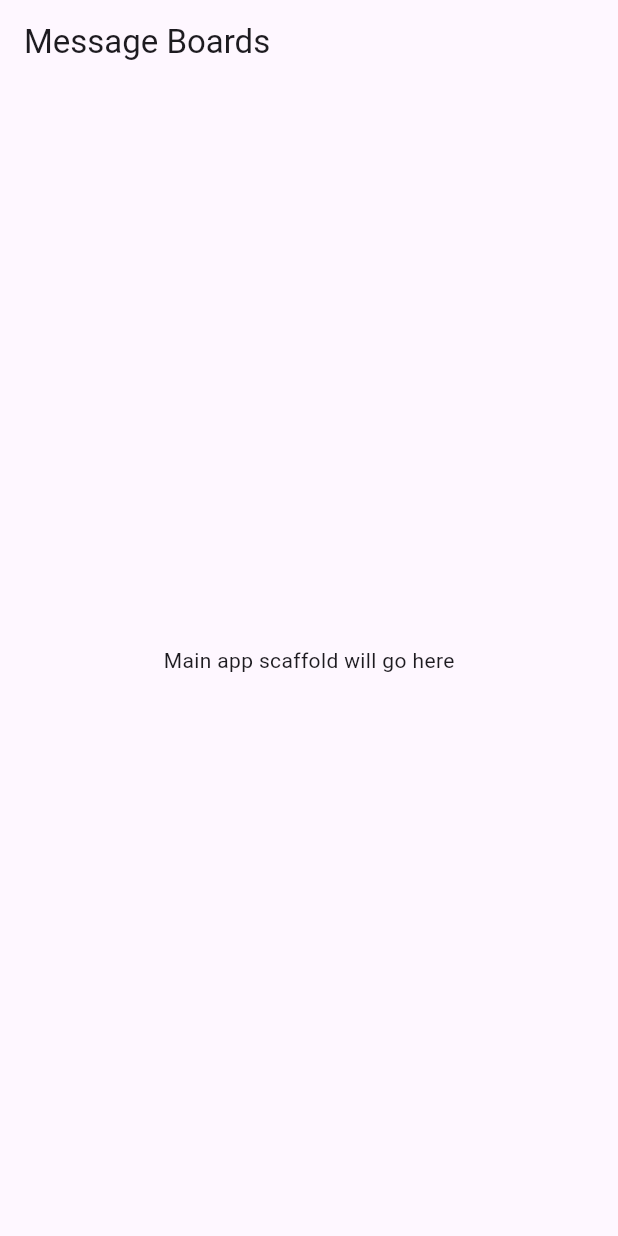
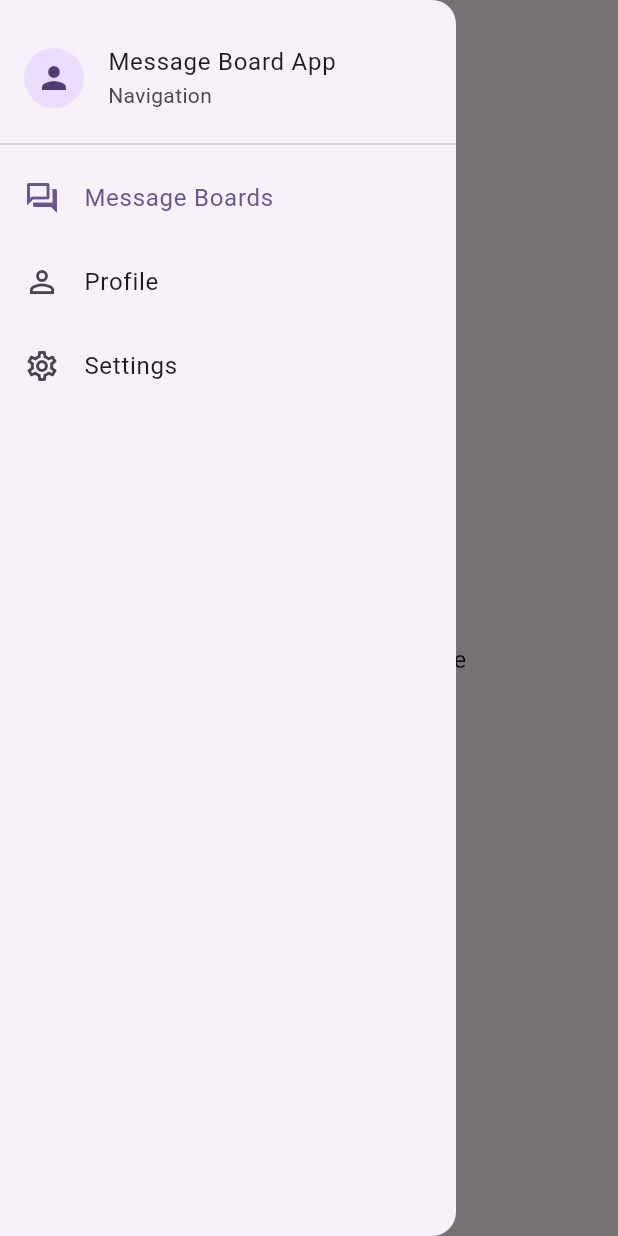
Before and after one commit to NickJohnson06/message_board, a Flutter app: the screen it shows once a user with an empty profile is signed in, with the side drawer open (before the commit the screen has no drawer), on a phone screen of 412 x 824 dp. Run offline on Flutter 3.47's test engine with Material 3 defaults, Android fonts, the phone set to English and light mode, and no system bars; our stand-ins replace cloud_firestore, firebase_auth, firebase_core; accounts and stored records are empty.

Commit message:
added main scaffold with drawer navigation for boards, profile, and settings

```diff
--- a/lib/screens/main_scaffold.dart
+++ b/lib/screens/main_scaffold.dart
@@ -1,17 +1,80 @@
 import 'package:flutter/material.dart';
 
-class MainScaffold extends StatelessWidget {
+import 'message_boards/message_boards_screen.dart';
+import 'profile/profile_screen.dart';
+import 'settings/settings_screen.dart';
+
+class MainScaffold extends StatefulWidget {
   const MainScaffold({super.key});
+
+  @override
+  State<MainScaffold> createState() => _MainScaffoldState();
+}
+
+class _MainScaffoldState extends State<MainScaffold> {
+  int _selectedIndex = 0;
+
+  final _pages = const [
+    MessageBoardsScreen(),
+    ProfileScreen(),
+    SettingsScreen(),
+  ];
+
+  final _titles = const [
+    'Message Boards',
+    'Profile',
+    'Settings',
+  ];
+
+  void _selectPage(int index) {
+    setState(() {
+      _selectedIndex = index;
+    });
+    Navigator.of(context).pop(); // close the drawer
+  }
 
   @override
   Widget build(BuildContext context) {
     return Scaffold(
       appBar: AppBar(
-        title: const Text('Message Boards'),
+        title: Text(_titles[_selectedIndex]),
       ),
-      body: const Center(
-        child: Text('Main app scaffold will go here'),
+      drawer: Drawer(
+        child: SafeArea(
+          child: Column(
+            children: [
+              const SizedBox(height: 16),
+              const ListTile(
+                leading: CircleAvatar(
+                  child: Icon(Icons.person),
+                ),
+                title: Text('Message Board App'),
+                subtitle: Text('Navigation'),
+              ),
+              const Divider(),
+              ListTile(
+                leading: const Icon(Icons.forum_outlined),
+                title: const Text('Message Boards'),
+                selected: _selectedIndex == 0,
+                onTap: () => _selectPage(0),
+              ),
+              ListTile(
+                leading: const Icon(Icons.person_outline),
+                title: const Text('Profile'),
+                selected: _selectedIndex == 1,
+                onTap: () => _selectPage(1),
+              ),
+              ListTile(
+                leading: const Icon(Icons.settings_outlined),
+                title: const Text('Settings'),
+                selected: _selectedIndex == 2,
+                onTap: () => _selectPage(2),
+              ),
+            ],
+          ),
+        ),
       ),
+      body: _pages[_selectedIndex],
     );
   }
 }
--- /dev/null
+++ b/lib/screens/message_boards/message_boards_screen.dart
@@ -0,0 +1,15 @@
+import 'package:flutter/material.dart';
+
+class MessageBoardsScreen extends StatelessWidget {
+  const MessageBoardsScreen({super.key});
+
+  @override
+  Widget build(BuildContext context) {
+    return const Center(
+      child: Text(
+        'Message boards will go here',
+        style: TextStyle(fontSize: 16),
+      ),
+    );
+  }
+}
```
Also changed, not shown: lib/screens/profile/profile_screen.dart (added, +15 -0 lines), lib/screens/settings/settings_screen.dart (added, +15 -0 lines).
